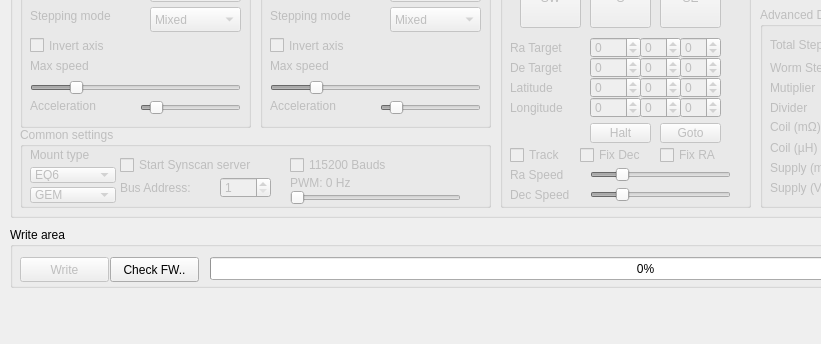
This is mainwindow.ui in ahp-electronics/gt-configurator as Qt 5 draws it before an edit; both pictures show x 0 to 821 and y 313 to 657 of the 1100 by 657 pixel window. The edited form follows.
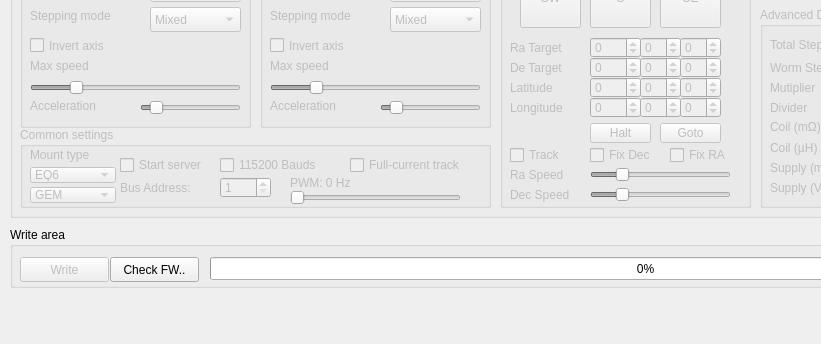
This is the edited form.

Commit message: GT Configurator version 1.1.3

Diff of the .ui file:
```diff
--- a/mainwindow.ui
+++ b/mainwindow.ui
@@ -287,7 +287,7 @@
      <widget class="QCheckBox" name="TuneRa">
       <property name="geometry">
        <rect>
-        <x>160</x>
+        <x>170</x>
         <y>350</y>
         <width>71</width>
         <height>16</height>
@@ -352,7 +352,7 @@
      <widget class="QCheckBox" name="TuneDec">
       <property name="geometry">
        <rect>
-        <x>80</x>
+        <x>90</x>
         <y>350</y>
         <width>71</width>
         <height>16</height>
@@ -790,20 +790,20 @@
        <rect>
         <x>100</x>
         <y>30</y>
-        <width>161</width>
+        <width>101</width>
         <height>16</height>
        </rect>
       </property>
       <property name="text">
-       <string>Start Synscan server</string>
+       <string>Start server</string>
       </property>
      </widget>
      <widget class="QCheckBox" name="HighBauds">
       <property name="geometry">
        <rect>
-        <x>270</x>
+        <x>200</x>
         <y>30</y>
-        <width>161</width>
+        <width>121</width>
         <height>16</height>
        </rect>
       </property>
@@ -811,6 +811,19 @@
        <string>115200 Bauds</string>
       </property>
      </widget>
+     <widget class="QCheckBox" name="FullCurrent">
+      <property name="geometry">
+       <rect>
+        <x>330</x>
+        <y>30</y>
+        <width>141</width>
+        <height>16</height>
+       </rect>
+      </property>
+      <property name="text">
+       <string>Full-current track</string>
+      </property>
+     </widget>
     </widget>
     <widget class="QGroupBox" name="AdvancedRA">
      <property name="enabled">
```
The commit also changes 2 other files.
